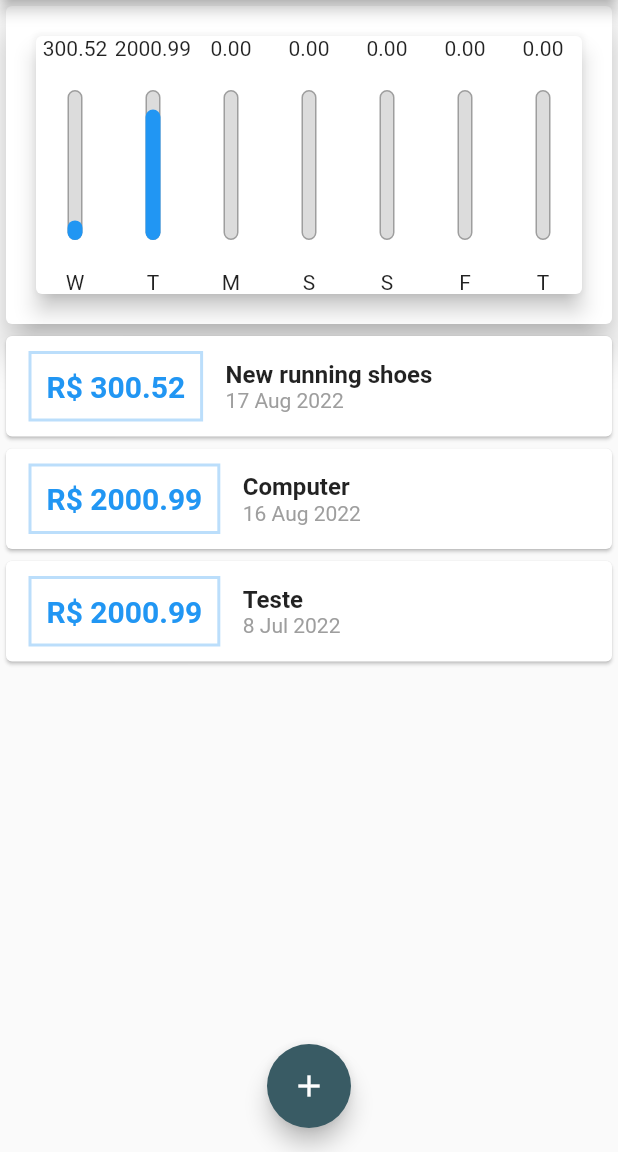
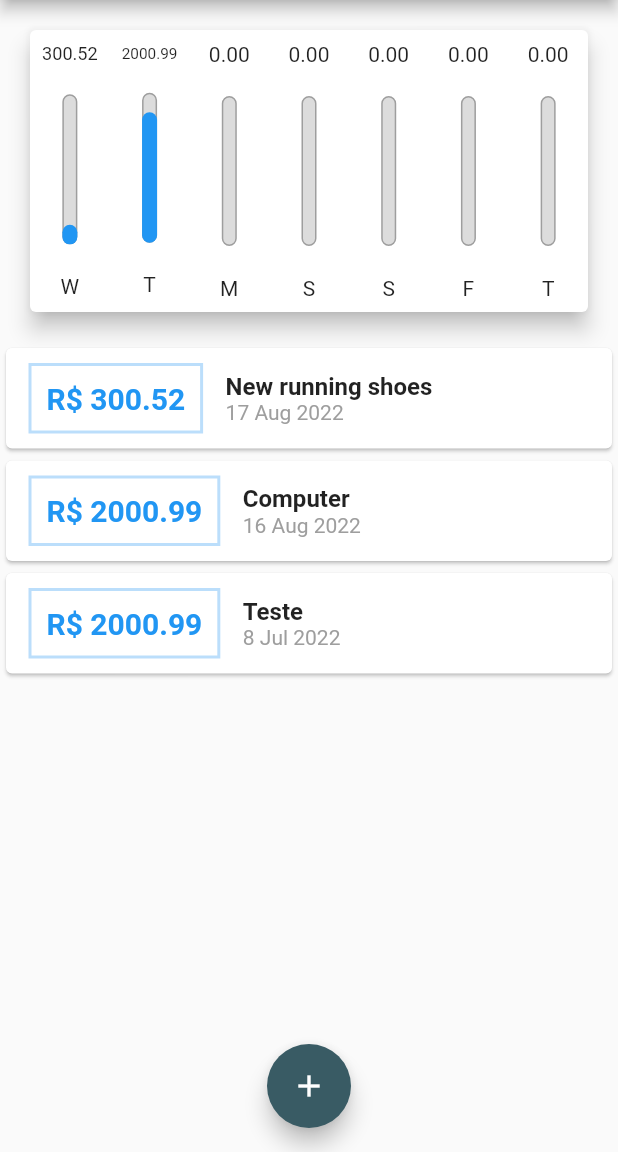
Before and after one commit to FabioFSS/flutter-course, a Flutter app: the screen it shows after launch, on a phone screen of 412 x 824 dp, the part 84-1236 px from its top. Run offline on Flutter 3.47's test engine with Material 2 defaults, Android fonts, the phone set to English and light mode, and no system bars.

Commit message:
add chart

```diff
--- a/personal_expenses/lib/components/chart_bar.dart
+++ b/personal_expenses/lib/components/chart_bar.dart
@@ -14,7 +14,9 @@ class ChartBar extends StatelessWidget {
 
   @override
   Widget build(BuildContext context) {
-    return Column(
+    return Padding(
+      padding: const EdgeInsets.all(8.0),
+      child: Column(
         children: [
           FittedBox(
             child: Text(
@@ -61,6 +63,7 @@ class ChartBar extends StatelessWidget {
           ),
           Text(label),
         ],
+      ),
     );
   }
 }
--- a/personal_expenses/lib/main.dart
+++ b/personal_expenses/lib/main.dart
@@ -126,11 +126,8 @@ class _HomePageState extends State<HomePage> {
         child: Column(
           crossAxisAlignment: CrossAxisAlignment.stretch,
           children: [
-            Card(
-              elevation: 10,
-              child: Chart(
-                recentTransactions: _recentTransactions,
-              ),
+            Chart(
+              recentTransactions: _recentTransactions,
             ),
             TransactionList(
               transactions: _transactions,
```
Lines whose indentation alone changed are shown as unchanged.
